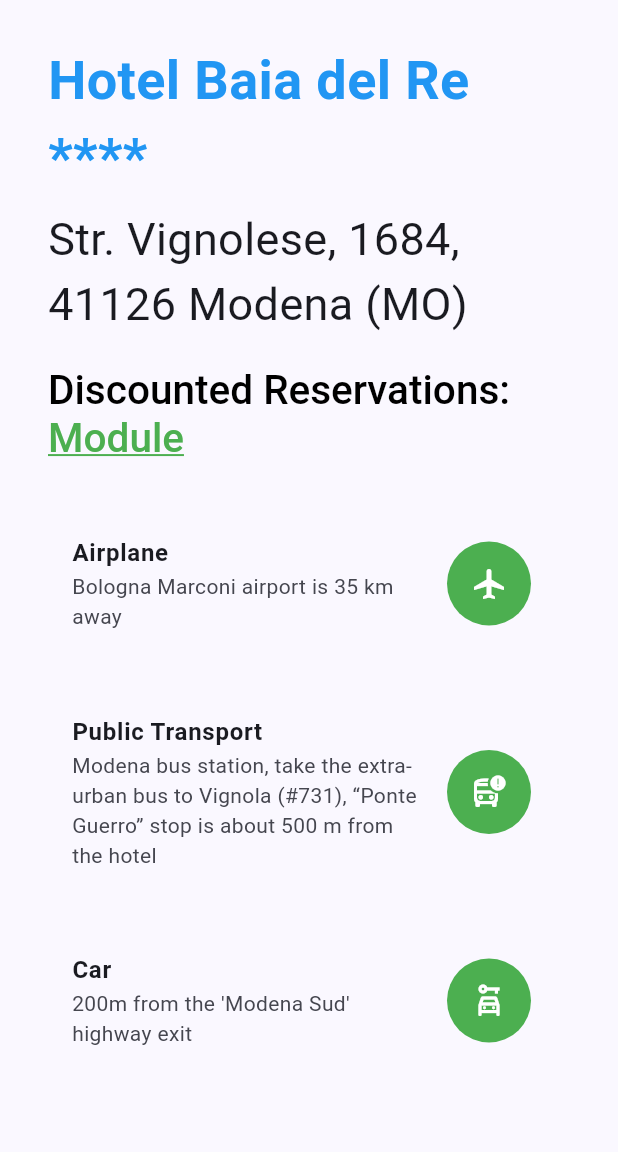
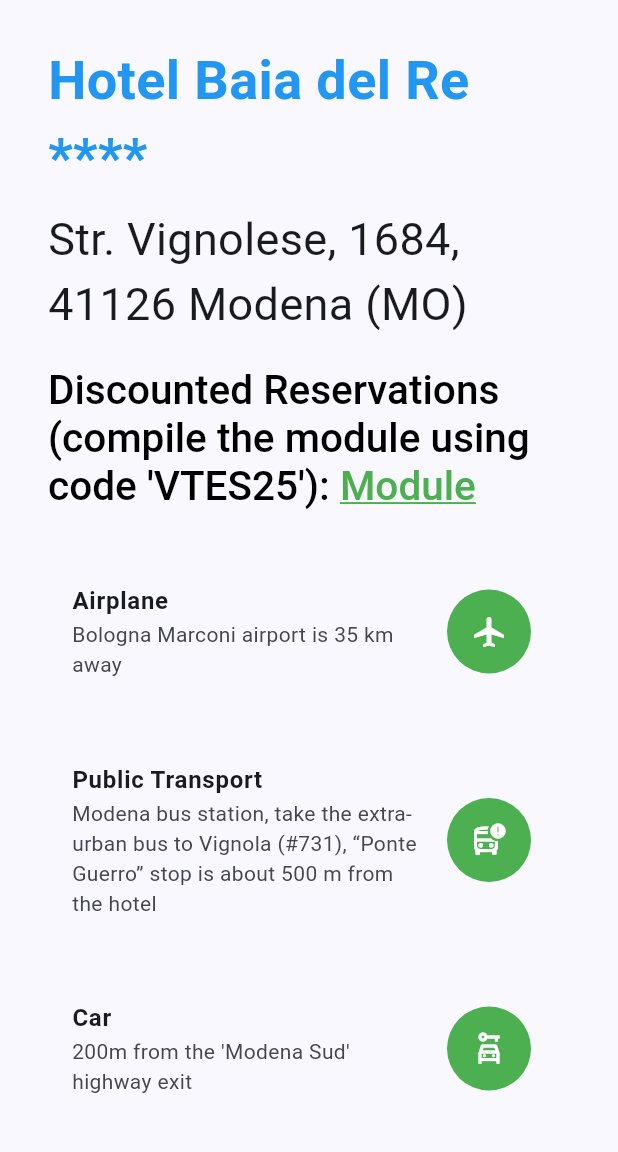
Before and after one commit to SimoParmeg/vtesitaly, a Flutter app: the screen it shows after launch, scrolled down 1728 dp, on a phone screen of 412 x 824 dp, the part 84-1236 px from its top. Run offline on Flutter 3.47's test engine with Material 3 defaults, Android fonts, the phone set to English and light mode, and no system bars; our stand-ins replace carousel_slider.

Commit message:
aggiunto codice prenotazione

```diff
--- a/vtesitaly/lib/views/rows/location.dart
+++ b/vtesitaly/lib/views/rows/location.dart
@@ -74,7 +74,7 @@ class _LocationRowState extends State<LocationRow> {
         text: const TextSpan(
           children: [
             TextSpan(
-              text: "Discounted Reservations: ",
+              text: "Discounted Reservations (compile the module using code 'VTES25'): ",
               style: TextStyle(
                 color: Colors.black,
                 fontSize: 27,
```
